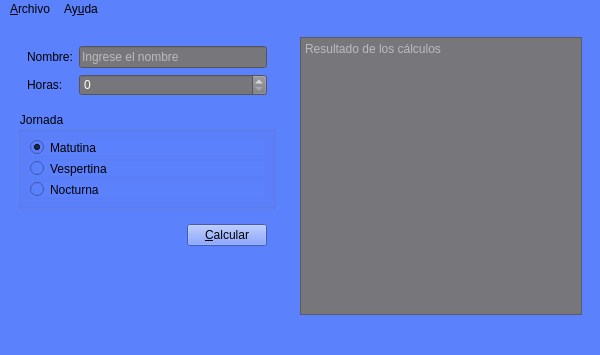
Old version of the form salarios.ui in the repository AlexeiM2/P61-Salarios.
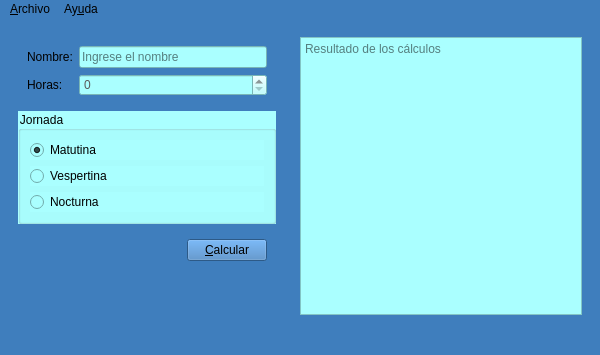
New version of the form. Icons and pictures are not drawn.

The edit to the form file:
```diff
--- a/salarios.ui
+++ b/salarios.ui
@@ -24,8 +24,7 @@
     <normaloff>:/recursos/resourse/salario.png</normaloff>:/recursos/resourse/salario.png</iconset>
   </property>
   <property name="styleSheet">
-   <string notr="true">background-color: rgb(92, 129, 252);
-border-color: rgb(28, 113, 216);</string>
+   <string notr="true">background-color: rgb(63, 126, 189);</string>
   </property>
   <widget class="QWidget" name="centralwidget">
    <layout class="QHBoxLayout" name="horizontalLayout_2">
@@ -57,8 +56,7 @@
           <item row="0" column="1">
            <widget class="QLineEdit" name="inNombre">
             <property name="styleSheet">
-             <string notr="true">background-color: rgb(119, 118, 123);
-color: rgb(255, 255, 255);</string>
+             <string notr="true">background-color: rgb(170, 255, 255);</string>
             </property>
             <property name="placeholderText">
              <string>Ingrese el nombre</string>
@@ -75,8 +73,8 @@
           <item row="1" column="1">
            <widget class="QSpinBox" name="inHoras">
             <property name="styleSheet">
-             <string notr="true">background-color: rgb(119, 118, 123);
-color: rgb(255, 255, 255);</string>
+             <string notr="true">background-color: rgb(170, 255, 255);
+color: rgb(90, 90, 90);</string>
             </property>
            </widget>
           </item>
@@ -85,6 +83,9 @@
        </item>
        <item>
         <widget class="QGroupBox" name="groupBox">
+         <property name="styleSheet">
+          <string notr="true">background-color: rgb(170, 255, 255);</string>
+         </property>
          <property name="title">
           <string>Jornada</string>
          </property>
@@ -170,8 +171,7 @@
        <item>
         <widget class="QPlainTextEdit" name="outCalculos">
          <property name="styleSheet">
-          <string notr="true">background-color: rgb(119, 118, 123);
-color: rgb(255, 255, 255);</string>
+          <string notr="true">background-color: rgb(170, 255, 255);</string>
          </property>
          <property name="readOnly">
           <bool>true</bool>
@@ -192,7 +192,7 @@
      <x>0</x>
      <y>0</y>
      <width>600</width>
-     <height>22</height>
+     <height>21</height>
     </rect>
    </property>
    <widget class="QMenu" name="menuArchivo">
```
Left out of the diff: 12 changed lines with no effect on the pictures.
